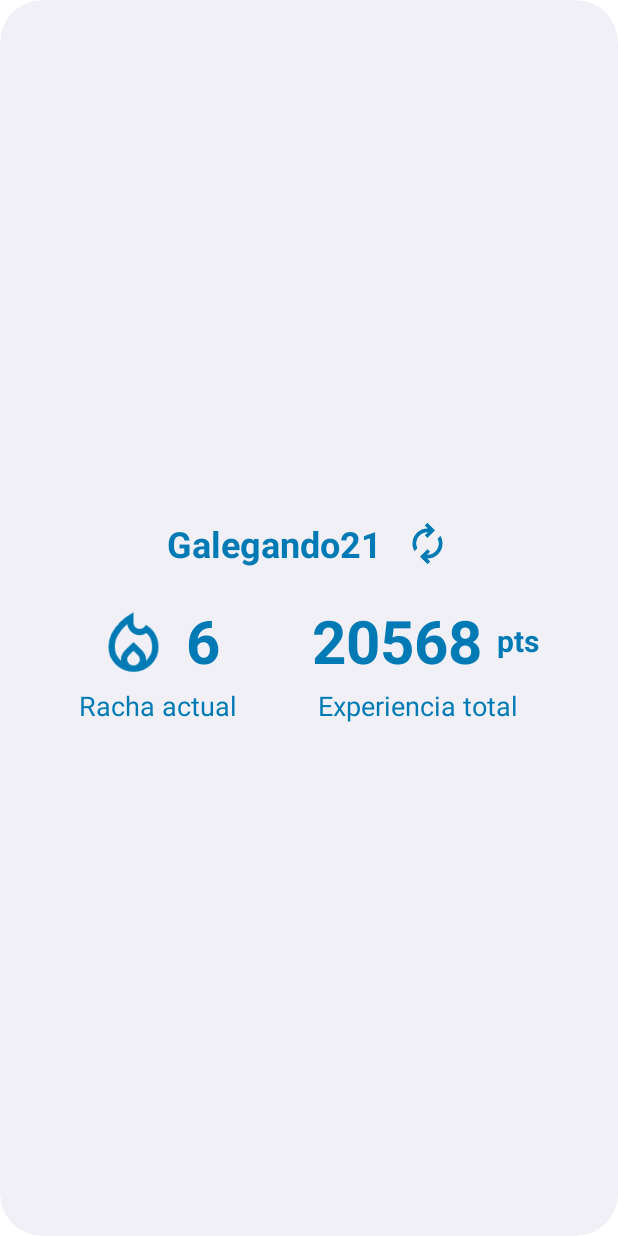
After one commit to pabloboo/Galegando21, an Android app: the layout statistics_widget.xml on its own in the app's theme, with its tools: preview values and no code run, on a phone screen of 412 x 824 dp. The commit adds this screen. Run offline under Robolectric (Android 15) with nearby library versions, the phone set to English and light mode, and no system bars.

Commit message:
Implementación Widget estadísticas

```diff
--- /dev/null
+++ b/app/src/main/res/drawable-v21/app_widget_background.xml
@@ -0,0 +1,10 @@
+<?xml version="1.0" encoding="utf-8"?><!--
+Background for widgets to make the rounded corners based on the
+appWidgetRadius attribute value
+-->
+<shape xmlns:android="http://schemas.android.com/apk/res/android"
+    android:shape="rectangle">
+
+    <corners android:radius="?attr/appWidgetRadius" />
+    <solid android:color="?android:attr/colorBackground" />
+</shape>
--- /dev/null
+++ b/app/src/main/res/layout/statistics_widget.xml
@@ -0,0 +1,147 @@
+<RelativeLayout xmlns:android="http://schemas.android.com/apk/res/android"
+    style="@style/Widget.Galegando21.AppWidget.Container"
+    android:layout_width="match_parent"
+    android:layout_height="match_parent"
+    xmlns:tools="http://schemas.android.com/tools"
+    android:theme="@style/Theme.Galegando21.AppWidgetContainer">
+
+    <LinearLayout
+        android:layout_width="match_parent"
+        android:layout_height="match_parent"
+        android:orientation="vertical"
+        android:gravity="center">
+
+        <!-- Title -->
+        <LinearLayout
+            android:layout_width="match_parent"
+            android:layout_height="wrap_content"
+            android:orientation="horizontal"
+            android:gravity="center">
+            <TextView
+                android:id="@+id/widget_title"
+                android:layout_width="wrap_content"
+                android:layout_height="wrap_content"
+                android:layout_marginTop="16dp"
+                android:layout_marginRight="15dp"
+                android:text="Galegando21"
+                android:layout_marginVertical="5dp"
+                android:textColor="@color/primaryBlue"
+                android:textSize="24sp"
+                android:textStyle="bold" />
+
+            <ImageButton
+                android:id="@+id/widget_reload_button"
+                android:layout_width="30dp"
+                android:layout_height="30dp"
+                android:background="@null"
+                android:scaleType="fitCenter"
+                android:src="@drawable/widget_refresh_icon" />
+        </LinearLayout>
+
+        <LinearLayout
+            android:layout_width="match_parent"
+            android:layout_height="wrap_content"
+            android:layout_alignParentStart="true"
+            android:layout_alignParentTop="true"
+            android:layout_alignParentEnd="true"
+            android:layout_alignParentBottom="true"
+            android:layout_marginStart="16dp"
+            android:layout_marginTop="16dp"
+            android:layout_marginEnd="16dp"
+            android:gravity="center"
+            android:orientation="horizontal">
+
+            <!-- Current Streak -->
+            <LinearLayout
+                android:id="@+id/current_streak_layout"
+                android:layout_width="wrap_content"
+                android:layout_height="wrap_content"
+                android:layout_alignParentStart="true"
+                android:layout_marginRight="40dp"
+                android:orientation="vertical">
+
+                <LinearLayout
+                    android:layout_width="wrap_content"
+                    android:layout_height="wrap_content"
+                    android:layout_gravity="center"
+                    android:orientation="horizontal">
+
+                    <ImageView
+                        android:id="@+id/current_streak_icon"
+                        android:layout_width="50dp"
+                        android:layout_height="50dp"
+                        android:layout_gravity="center"
+                        android:src="@drawable/ic_fire_statistics" />
+
+                    <TextView
+                        android:id="@+id/current_streak_statistics"
+                        android:layout_width="wrap_content"
+                        android:layout_height="wrap_content"
+                        android:layout_gravity="center"
+                        android:layout_marginLeft="10dp"
+                        android:textColor="@color/primaryBlue"
+                        android:textSize="40sp"
+                        android:textStyle="bold"
+                        tools:text="6" />
+                </LinearLayout>
+
+                <TextView
+                    android:id="@+id/current_streak_label"
+                    android:layout_width="wrap_content"
+                    android:layout_height="wrap_content"
+                    android:layout_gravity="center"
+                    android:layout_marginTop="4dp"
+                    android:text="Racha actual"
+                    android:textColor="@color/primaryBlue"
+                    android:textSize="18sp" />
+            </LinearLayout>
+
+            <!-- Total Experience -->
+            <LinearLayout
+                android:id="@+id/total_experience_layout"
+                android:layout_width="wrap_content"
+                android:layout_height="wrap_content"
+                android:layout_below="@id/divider_experience"
+                android:layout_alignParentStart="true"
+                android:orientation="vertical">
+
+                <LinearLayout
+                    android:layout_width="wrap_content"
+                    android:layout_height="wrap_content"
+                    android:layout_gravity="center"
+                    android:orientation="horizontal">
+                    <TextView
+                        android:id="@+id/total_experience_statistics"
+                        android:layout_width="wrap_content"
+                        android:layout_height="wrap_content"
+                        android:layout_gravity="center"
+                        android:layout_marginLeft="10dp"
+                        android:textColor="@color/primaryBlue"
+                        android:textSize="40sp"
+                        android:textStyle="bold"
+                        tools:text="20568" />
+
+                    <TextView
+                        android:layout_width="wrap_content"
+                        android:layout_height="wrap_content"
+                        android:layout_gravity="center"
+                        android:layout_marginLeft="10dp"
+                        android:textColor="@color/primaryBlue"
+                        android:textSize="20sp"
+                        android:textStyle="bold"
+                        android:text="pts" />
+                </LinearLayout>
+
+                <TextView
+                    android:id="@+id/total_experience_label"
+                    android:layout_width="wrap_content"
+                    android:layout_height="wrap_content"
+                    android:layout_gravity="center"
+                    android:layout_marginTop="4dp"
+                    android:text="Experiencia total"
+                    android:textColor="@color/primaryBlue"
+                    android:textSize="18sp" />
+            </LinearLayout>
+        </LinearLayout>
+    </LinearLayout>
+</RelativeLayout>
--- /dev/null
+++ b/app/src/main/res/values-night-v31/themes.xml
@@ -0,0 +1,10 @@
+<?xml version="1.0" encoding="utf-8"?>
+<resources>
+    <!--
+    Having themes.xml for night-v31 because of the priority order of the resource qualifiers.
+    -->
+    <style name="Theme.Galegando21.AppWidgetContainerParent" parent="@android:style/Theme.DeviceDefault.DayNight">
+        <item name="appWidgetRadius">@android:dimen/system_app_widget_background_radius</item>
+        <item name="appWidgetInnerRadius">@android:dimen/system_app_widget_inner_radius</item>
+    </style>
+</resources>
--- /dev/null
+++ b/app/src/main/res/values-v21/styles.xml
@@ -0,0 +1,14 @@
+<resources>
+
+    <style name="Widget.Galegando21.AppWidget.Container" parent="android:Widget">
+        <item name="android:id">@android:id/background</item>
+        <item name="android:padding">?attr/appWidgetPadding</item>
+        <item name="android:background">@drawable/app_widget_background</item>
+    </style>
+
+    <style name="Widget.Galegando21.AppWidget.InnerView" parent="android:Widget">
+        <item name="android:padding">?attr/appWidgetPadding</item>
+        <item name="android:background">@drawable/app_widget_inner_view_background</item>
+        <item name="android:textColor">?android:attr/textColorPrimary</item>
+    </style>
+</resources>
--- /dev/null
+++ b/app/src/main/res/values-v31/styles.xml
@@ -0,0 +1,16 @@
+<resources>
+
+    <style name="Widget.Galegando21.AppWidget.Container" parent="android:Widget">
+        <item name="android:id">@android:id/background</item>
+        <item name="android:padding">?attr/appWidgetPadding</item>
+        <item name="android:background">@drawable/app_widget_background</item>
+        <item name="android:clipToOutline">true</item>
+    </style>
+
+    <style name="Widget.Galegando21.AppWidget.InnerView" parent="android:Widget">
+        <item name="android:padding">?attr/appWidgetPadding</item>
+        <item name="android:background">@drawable/app_widget_inner_view_background</item>
+        <item name="android:textColor">?android:attr/textColorPrimary</item>
+        <item name="android:clipToOutline">true</item>
+    </style>
+</resources>
--- /dev/null
+++ b/app/src/main/res/values-v31/themes.xml
@@ -0,0 +1,11 @@
+<?xml version="1.0" encoding="utf-8"?>
+<resources>
+    <!--
+    Having themes.xml for v31 variant because @android:dimen/system_app_widget_background_radius
+     and @android:dimen/system_app_widget_internal_padding requires API level 31
+    -->
+    <style name="Theme.Galegando21.AppWidgetContainerParent" parent="@android:style/Theme.DeviceDefault.DayNight">
+        <item name="appWidgetRadius">@android:dimen/system_app_widget_background_radius</item>
+        <item name="appWidgetInnerRadius">@android:dimen/system_app_widget_inner_radius</item>
+    </style>
+</resources>
--- a/app/src/main/res/values/dimens.xml
+++ b/app/src/main/res/values/dimens.xml
@@ -1,3 +1,9 @@
 <resources>
     <dimen name="fab_margin">16dp</dimen>
+
+    <!--
+Refer to App Widget Documentation for margin information
+http://developer.android.com/guide/topics/appwidgets/index.html#CreatingLayout
+    -->
+    <dimen name="widget_margin">0dp</dimen>
 </resources>
--- a/app/src/main/res/values/strings.xml
+++ b/app/src/main/res/values/strings.xml
@@ -76,5 +76,7 @@
     <string name="axustes">Axustes</string>
     <string name="palabras_encadeadas">Palabras Encadeadas</string>
     <string name="palabras_encadeadas_explicacion">O obxectivo de este xogo é encadear o maior número de palabras sen repetir.\n\nComezarás con unha sílaba e terás 10 segundos para escribir unha palabra que exista no diccionario e comece coas letras que aparecen no campo de texto.\n\nPor cada palabra que escribas e encadees correctamente repetirase o procedemento. Exemplo: monxa-xamon-monte.\n\nNa parte superior verás o tempo restante. A medida que o tempo se esgote a cor de fondo irá cambiando para alertarte.</string>
+    <string name="add_widget">Add widget</string>
+    <string name="app_widget_description">This is an app widget description</string>
 
 </resources>
--- /dev/null
+++ b/app/src/main/res/values/styles.xml
@@ -0,0 +1,12 @@
+<resources>
+
+    <style name="Widget.Galegando21.AppWidget.Container" parent="android:Widget">
+        <item name="android:id">@android:id/background</item>
+        <item name="android:background">?android:attr/colorBackground</item>
+    </style>
+
+    <style name="Widget.Galegando21.AppWidget.InnerView" parent="android:Widget">
+        <item name="android:background">?android:attr/colorBackground</item>
+        <item name="android:textColor">?android:attr/textColorPrimary</item>
+    </style>
+</resources>
--- a/app/src/main/res/values/themes.xml
+++ b/app/src/main/res/values/themes.xml
@@ -5,7 +5,7 @@
         <!-- <item name="colorPrimary">@color/my_light_primary</item> -->
     </style>
 
-    <style name="Theme.Galegando21" parent="Base.Theme.Galegando21" >
+    <style name="Theme.Galegando21" parent="Base.Theme.Galegando21">
         <item name="android:statusBarColor">@color/primaryBlue</item>
         <item name="android:windowBackground">@color/white</item>
     </style>
@@ -13,4 +13,19 @@
     <style name="SplashScreenTheme" parent="Theme.Galegando21">
         <item name="android:windowBackground">@drawable/splash_screen</item>
     </style>
+
+    <style name="Theme.Galegando21.AppWidgetContainerParent" parent="@android:style/Theme.DeviceDefault">
+        <!-- Radius of the outer bound of widgets to make the rounded corners -->
+        <item name="appWidgetRadius">16dp</item>
+        <!--
+        Radius of the inner view's bound of widgets to make the rounded corners.
+        It needs to be 8dp or less than the value of appWidgetRadius
+        -->
+        <item name="appWidgetInnerRadius">8dp</item>
+    </style>
+
+    <style name="Theme.Galegando21.AppWidgetContainer" parent="Theme.Galegando21.AppWidgetContainerParent">
+        <!-- Apply padding to avoid the content of the widget colliding with the rounded corners -->
+        <item name="appWidgetPadding">16dp</item>
+    </style>
 </resources>
```
Also changed, not shown: app/src/main/AndroidManifest.xml (+14 -1 lines), app/src/main/java/com/galegando21/StatisticsWidget.kt (added, +97 -0 lines), app/src/main/res/drawable-v21/app_widget_inner_view_background.xml (added, +10 -0 lines), app/src/main/res/values/attrs.xml (added, +7 -0 lines), app/src/main/res/xml/statistics_widget_info.xml (added, +14 -0 lines), app/src/main/res/drawable/statistics_widget_preview.jpg (added), app/src/main/res/drawable/widget_refresh_icon.png (added).
